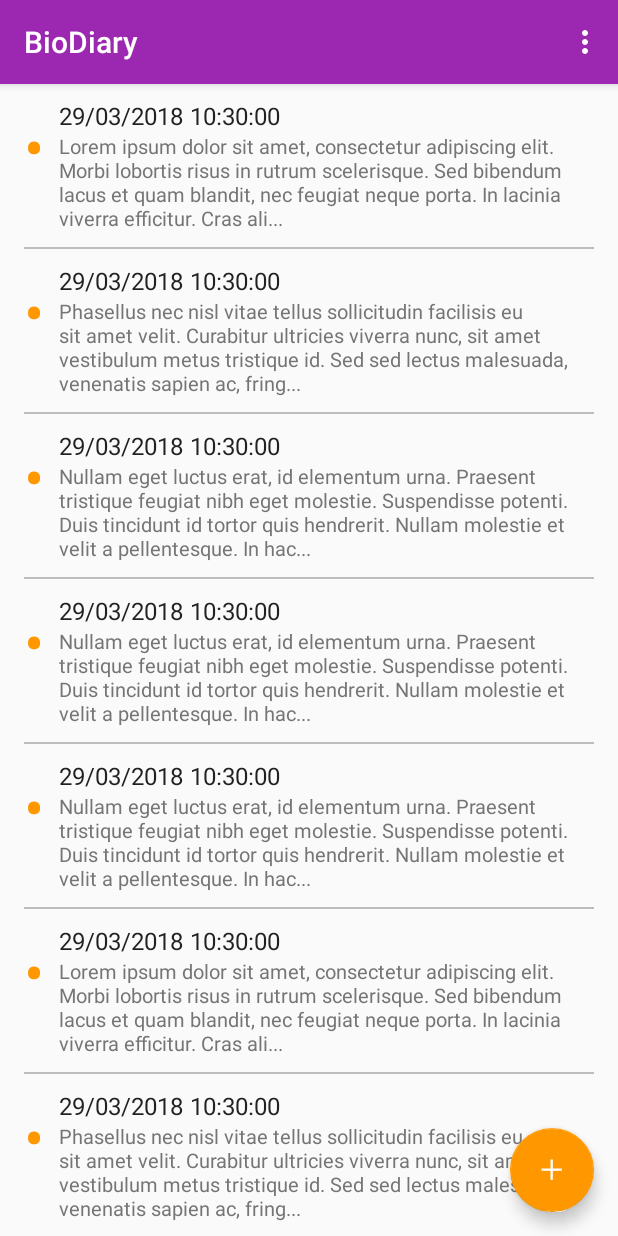
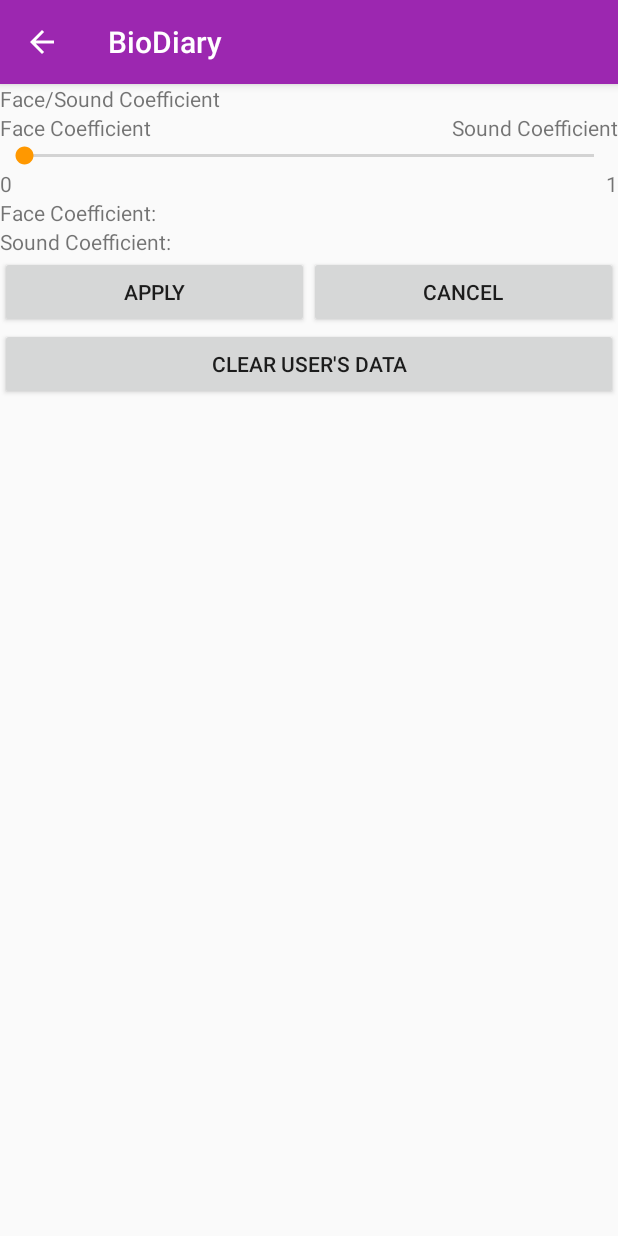
Before and after one commit to ndtho8205/biodiary, an Android app: the screen it shows after launch (BioDiaryMainActivity before the commit, SettingActivity after it), in the options menu, after a tap on "Settings", on a phone screen of 412 x 824 dp. Run offline under Robolectric (Android 15) with nearby library versions, the phone set to English and light mode, and no system bars.

Commit message:
//Xong gan het settings //Ba con gank tem voi

```diff
--- a/app/src/main/AndroidManifest.xml
+++ b/app/src/main/AndroidManifest.xml
@@ -17,12 +17,16 @@
             android:theme="@style/SplashScreenTheme">
             <intent-filter>
                 <action android:name="android.intent.action.MAIN" />
-
                 <category android:name="android.intent.category.LAUNCHER" />
             </intent-filter>
         </activity>
 
         <activity android:name=".activities.BioDiaryMainActivity" />
+
+        <activity
+            android:name=".activities.SettingActivity"
+            android:parentActivityName=".activities.SettingActivity"/>
+
         <activity
             android:name=".activities.DiaryDetailActivity"
             android:parentActivityName=".activities.BioDiaryMainActivity"
--- a/app/src/main/java/edu/bk/thesis/biodiary/activities/BioDiaryMainActivity.java
+++ b/app/src/main/java/edu/bk/thesis/biodiary/activities/BioDiaryMainActivity.java
@@ -11,6 +11,7 @@ import android.view.Menu;
 import android.view.MenuInflater;
 import android.view.MenuItem;
 import android.view.View;
+import android.widget.Button;
 
 import java.util.Date;
 
@@ -90,7 +91,9 @@ public class BioDiaryMainActivity extends AppCompatActivity
                           "Nullam eget luctus erat, id elementum urna. Praesent tristique feugiat nibh eget molestie. Suspendisse potenti. Duis tincidunt id tortor quis hendrerit. Nullam molestie et velit a pellentesque. In hac habitasse platea dictumst. Praesent in mauris quis massa fringilla suscipit. Nunc a dignissim nunc. Duis eleifend ipsum quam, ac interdum sapien consequat sed. Praesent cursus consectetur risus ac blandit. Morbi vestibulum dapibus dui, nec dignissim orci dignissim eget. Suspendisse potenti.")
 
         };
+
         mDiaryAdapter.setDiaryData(diaryData);
+
     }
 
 
@@ -108,6 +111,7 @@ public class BioDiaryMainActivity extends AppCompatActivity
         switch (item.getItemId()) {
             case R.id.action_settings:
                 System.out.println("Action: Settings");
+                launchActivity();
                 return true;
             default:
                 return super.onOptionsItemSelected(item);
@@ -121,4 +125,9 @@ public class BioDiaryMainActivity extends AppCompatActivity
         intentToStartDiaryDetailActivity.putExtra(Intent.EXTRA_TEXT, diary);
         startActivity(intentToStartDiaryDetailActivity);
     }
+
+    private void launchActivity() {
+        Intent intent = new Intent(this, SettingActivity.class);
+        startActivity(intent);
+    }
 }
--- /dev/null
+++ b/app/src/main/java/edu/bk/thesis/biodiary/activities/SettingActivity.java
@@ -0,0 +1,103 @@
+package edu.bk.thesis.biodiary.activities;
+
+import android.content.Intent;
+import android.os.Bundle;
+import android.support.design.widget.FloatingActionButton;
+import android.support.design.widget.Snackbar;
+import android.support.v7.app.AppCompatActivity;
+import android.support.v7.widget.LinearLayoutManager;
+import android.support.v7.widget.RecyclerView;
+import android.view.Menu;
+import android.view.MenuInflater;
+import android.view.MenuItem;
+import android.view.View;
+
+import java.util.Date;
+
+import edu.bk.thesis.biodiary.R;
+import edu.bk.thesis.biodiary.adapters.DiaryAdapter;
+import edu.bk.thesis.biodiary.models.Diary;
+import edu.bk.thesis.biodiary.utils.DividerItemDecoration;
+import android.os.Environment;
+import java.io.File;
+import java.io.FileInputStream;
+import java.io.FileNotFoundException;
+import java.io.FileOutputStream;
+import java.io.IOException;
+import android.widget.SeekBar;
+import android.widget.TextView;
+import android.widget.SeekBar.*;
+
+
+
+public class SettingActivity extends AppCompatActivity
+{
+    private static final String AUDIO_RECORDER_FILE_EXT_WAV = ".wav";
+    private static final String AUDIO_RECORDER_FOLDER = "AudioRecorder";
+    private static final String AUDIO_RECORDER_TEMP_FILE = "record_temp.raw";
+
+    @Override
+    protected void onCreate(Bundle savedInstanceState) {
+        super.onCreate(savedInstanceState);
+        setContentView(R.layout.activity_biodiary_settings_setting);
+        SeekBar sb = (SeekBar) findViewById(R.id.seekBar);
+        final TextView faceValue = (TextView) findViewById(R.id.fc);
+        final TextView voiceValue = (TextView) findViewById(R.id.sc);
+
+        sb.setOnSeekBarChangeListener(new OnSeekBarChangeListener() {
+            int value=0;
+            @Override
+            public void onProgressChanged(SeekBar sb, int progress, boolean fromUser) {
+                // TODO Auto-generated method stub
+                value=progress;
+            }
+
+            @Override
+            public void onStartTrackingTouch(SeekBar sb) {
+                // TODO Auto-generated method stub
+            }
+
+            @Override
+            public void onStopTrackingTouch(SeekBar sb) {
+                // TODO Auto-generated method stub
+                faceValue.setText("Face Coefficient:"+String.valueOf((double)value/sb.getMax()));
+                voiceValue.setText("Face Coefficient:"+String.valueOf(1-(double)value/sb.getMax()));
+            }
+        });
+    }
+
+    private static String getOwnerFilename() {
+        String filepath = Environment.getExternalStorageDirectory().getPath();
+        File file = new File(filepath, AUDIO_RECORDER_FOLDER);
+
+        if (!file.exists()) {
+            file.mkdirs();
+        }
+
+        return (file.getAbsolutePath() + "/" + "owner" + AUDIO_RECORDER_FILE_EXT_WAV);
+    }
+
+    public void saveCoefficent(View arg0){
+        SeekBar sb = (SeekBar) findViewById(R.id.seekBar);
+        double faceCo= (double)sb.getProgress()/sb.getMax();
+        double voiceCo= 1-faceCo;
+        //TO-DO
+        //SAVE NHOE THO
+        //SAVE 2 CAI faceCo va voiceCo
+        finish();
+
+    }
+
+    public void cancel(View arg0){
+        finish();
+    }
+
+    public void deleteData(View v){
+        //Delete voice data
+        File file = new File(getOwnerFilename());
+        file.delete();
+
+        //Delete face data
+        //Hung gank tem
+    }
+}
--- /dev/null
+++ b/app/src/main/res/layout/activity_biodiary_settings_setting.xml
@@ -0,0 +1,117 @@
+<?xml version="1.0" encoding="utf-8"?>
+<android.support.design.widget.CoordinatorLayout xmlns:android="http://schemas.android.com/apk/res/android"
+    xmlns:app="http://schemas.android.com/apk/res-auto"
+    xmlns:tools="http://schemas.android.com/tools"
+    android:layout_width="match_parent"
+    android:layout_height="match_parent"
+    tools:context="edu.bk.thesis.biodiary.activities.SettingActivity">
+
+    <LinearLayout
+        android:layout_width="match_parent"
+        android:layout_height="wrap_content"
+        android:orientation="vertical">
+
+        <TextView
+            android:id="@+id/label"
+            android:layout_width="match_parent"
+            android:layout_height="wrap_content"
+            android:text="Face/Sound Coefficient" />
+
+        <LinearLayout
+            android:layout_width="match_parent"
+            android:layout_height="match_parent"
+            android:orientation="horizontal">
+
+            <TextView
+                android:id="@+id/face"
+                android:layout_width="wrap_content"
+                android:layout_height="wrap_content"
+                android:layout_weight="1"
+                android:text="Face Coefficient" />
+
+            <TextView
+                android:id="@+id/sound"
+                android:layout_width="wrap_content"
+                android:layout_height="wrap_content"
+                android:layout_weight="1"
+                android:text="Sound Coefficient"
+                android:gravity="right"
+                android:textAlignment="gravity"
+                />
+        </LinearLayout>
+
+        <SeekBar
+            android:id="@+id/seekBar"
+            android:layout_width="match_parent"
+            android:layout_height="wrap_content"
+            android:max="100" />
+
+        <LinearLayout
+            android:layout_width="match_parent"
+            android:layout_height="match_parent"
+            android:orientation="horizontal">
+
+            <TextView
+                android:id="@+id/a0"
+                android:layout_width="wrap_content"
+                android:layout_height="wrap_content"
+                android:layout_weight="1"
+                android:text="0" />
+
+            <TextView
+                android:id="@+id/a1"
+                android:layout_width="wrap_content"
+                android:layout_height="wrap_content"
+                android:layout_weight="1"
+                android:text="1"
+                android:gravity="right"
+                android:textAlignment="gravity"
+                />
+
+        </LinearLayout>
+
+        <TextView
+            android:id="@+id/fc"
+            android:layout_width="match_parent"
+            android:layout_height="wrap_content"
+            android:layout_weight="1"
+            android:text="Face Coefficient:" />
+
+        <TextView
+            android:id="@+id/sc"
+            android:layout_width="match_parent"
+            android:layout_height="wrap_content"
+            android:text="Sound Coefficient:" />
+
+        <LinearLayout
+            android:layout_width="match_parent"
+            android:layout_height="match_parent"
+            android:orientation="horizontal">
+
+            <Button
+                android:id="@+id/apply"
+                android:layout_width="wrap_content"
+                android:layout_height="wrap_content"
+                android:layout_weight="1"
+                android:onClick="saveCoefficent"
+                android:text="Apply" />
+
+            <Button
+                android:id="@+id/cancel"
+                android:layout_width="wrap_content"
+                android:layout_height="wrap_content"
+                android:layout_weight="1"
+                android:onClick="cancel"
+                android:text="Cancel" />
+        </LinearLayout>
+
+        <Button
+            android:id="@+id/clear"
+            android:layout_width="match_parent"
+            android:layout_height="wrap_content"
+            android:onClick="deleteData"
+            android:text="Clear User's Data" />
+
+    </LinearLayout>
+
+</android.support.design.widget.CoordinatorLayout>
--- a/app/src/main/res/menu/biodiary_main_activity_actions.xml
+++ b/app/src/main/res/menu/biodiary_main_activity_actions.xml
@@ -4,5 +4,5 @@
     <item
         android:id="@+id/action_settings"
         android:title="@string/action_settings"
-        app:showAsAction="never"/>
+        app:showAsAction="never" ></item>
 </menu>
```
